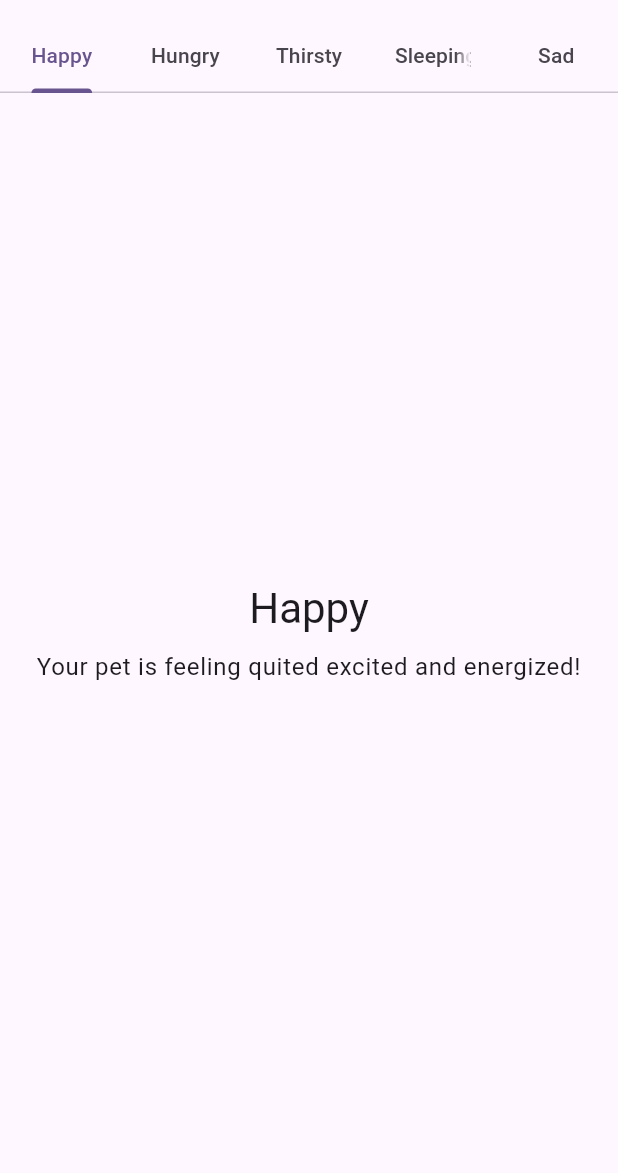
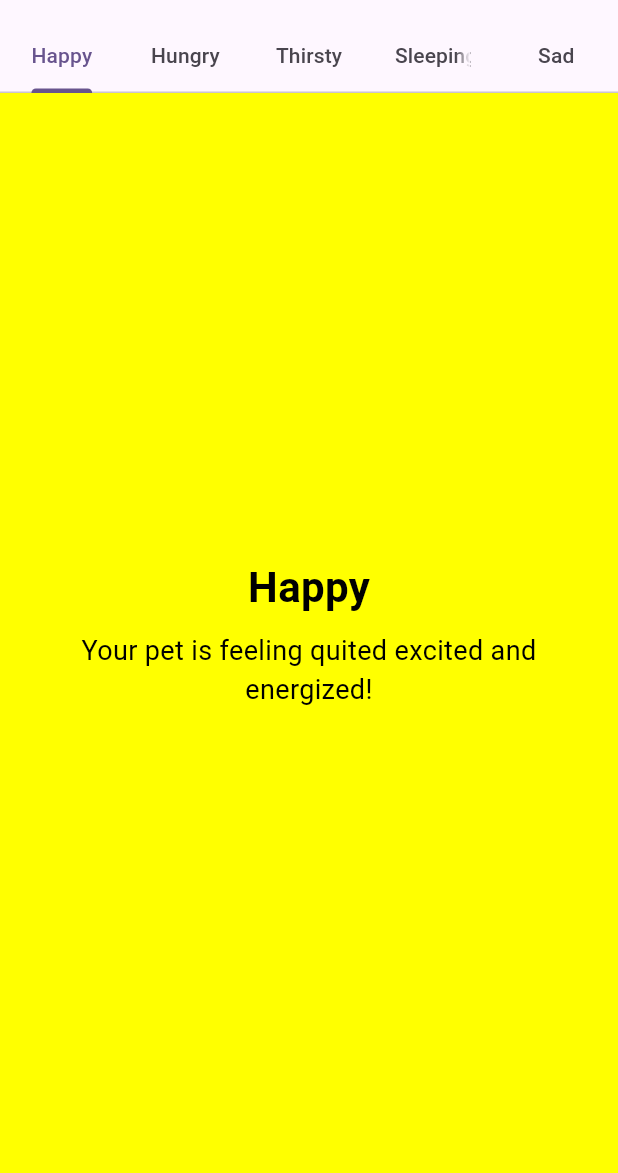
Before and after one commit to Shawnm-MAD/digital_pet_app, a Flutter app: the screen it shows after launch, on a phone screen of 412 x 824 dp, the part 63-1236 px from its top. Run offline on Flutter 3.47's test engine with Material 3 defaults, Android fonts, the phone set to English and light mode, and no system bars.

Commit message:
Fixed Tab issues & added background color along with text color for some widgets. Fixed some bugs as well.

```diff
--- a/lib/main.dart
+++ b/lib/main.dart
@@ -50,7 +50,7 @@ class _MyHomePageState extends State<MyHomePage> with SingleTickerProviderStateM
   @override
   void initState(){
     super.initState();
-    _tabController = TabController(length: 3, vsync: this);
+    _tabController = TabController(length: 5, vsync: this);
   }
   @override
   void dispose() {
@@ -78,11 +78,11 @@ class _MyHomePageState extends State<MyHomePage> with SingleTickerProviderStateM
       body: TabBarView(
         controller: _tabController,
         children: const [
-          PetStateScreen(state: "Happy", description: "Your pet is feeling quited excited and energized!" ),
-          PetStateScreen(state: "Hungry", description: "Your pet is famished! It's time to feed it."),
-          PetStateScreen(state: "Thirsty", description: "Your pet is wandering for some water! Give it some. "),
-          PetStateScreen(state: "Sleeping", description:"Your dog is taking some nice peaceful rest."),
-          PetStateScreen(state: "Sad", description:"Your dog is very afraid and wary, cheer it up"),
+          PetStateScreen(state: "Happy", description: "Your pet is feeling quited excited and energized!",bgColor: Colors.yellowAccent,textColor:Colors.black ),
+          PetStateScreen(state: "Hungry", description: "Your pet is famished! It's time to feed it.",bgColor: Colors.orangeAccent,textColor:Colors.black ),
+          PetStateScreen(state: "Thirsty", description: "Your pet is wandering for some water! Give it some.",bgColor: Colors.blueAccent,textColor:Colors.white),
+          PetStateScreen(state: "Sleeping", description:"Your dog is taking some nice peaceful rest.",bgColor: Colors.pinkAccent,textColor:Colors.white),
+          PetStateScreen(state: "Sad", description:"Your dog is very afraid and wary, cheer it up.",bgColor: Colors.grey,textColor:Colors.white ),
         ],
       ),
     );
@@ -92,30 +92,45 @@ class _MyHomePageState extends State<MyHomePage> with SingleTickerProviderStateM
 class PetStateScreen extends StatelessWidget {
   final String state;
   final String description;
+  final Color bgColor;
+  final Color textColor;
 
-  const PetStateScreen({super.key, required this.state, required this.description});
+  const PetStateScreen({super.key, required this.state, required this.description, required this.bgColor, required this.textColor});
 
   @override
   Widget build(BuildContext context) {
-    return Center(
+    return Container(
+      color: bgColor,
+      child: Center(
       child: Padding(
-        padding: const EdgeInsets.all(16.0),
+        padding: const
+        EdgeInsets.all(16.0),
         child: Column(
           mainAxisAlignment: MainAxisAlignment.center,
           children: [
             Text(
               state,
-              style: Theme.of(context).textTheme.headlineMedium,
+              style: TextStyle(
+                fontSize:28,
+                fontWeight:
+          FontWeight.bold,
+            color: textColor,
+              ),
             ),
             const SizedBox(height: 10),
             Text(
               description,
-              style: Theme.of(context).textTheme.bodyLarge,
-              textAlign: TextAlign.center,
+              style: TextStyle(
+                fontSize: 18,
+                color: textColor,
+                )
+              ,textAlign:
+              TextAlign.center,
             ),
           ],
         ),
       ),
+      ),
     );
   }
 }
```
